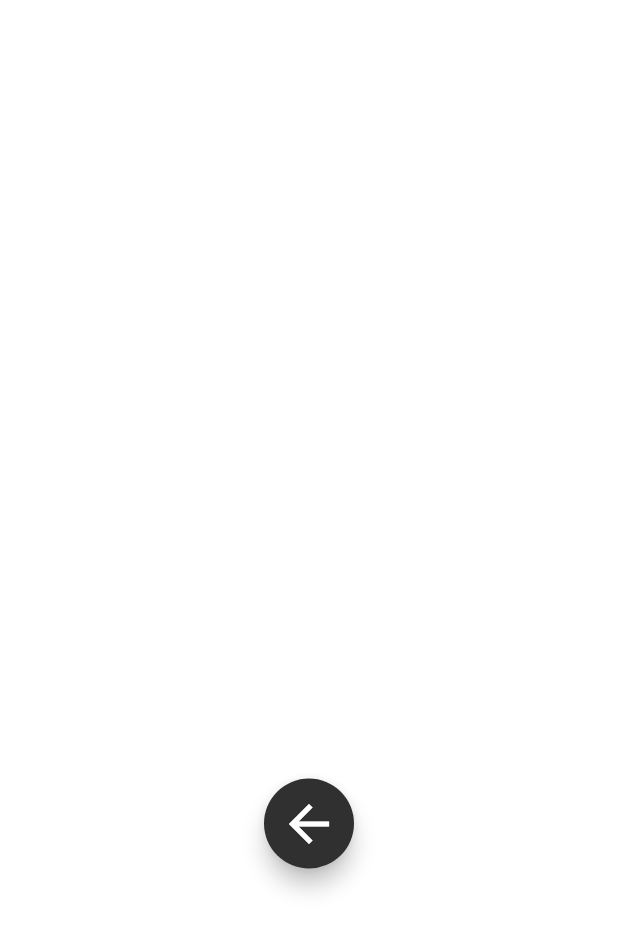
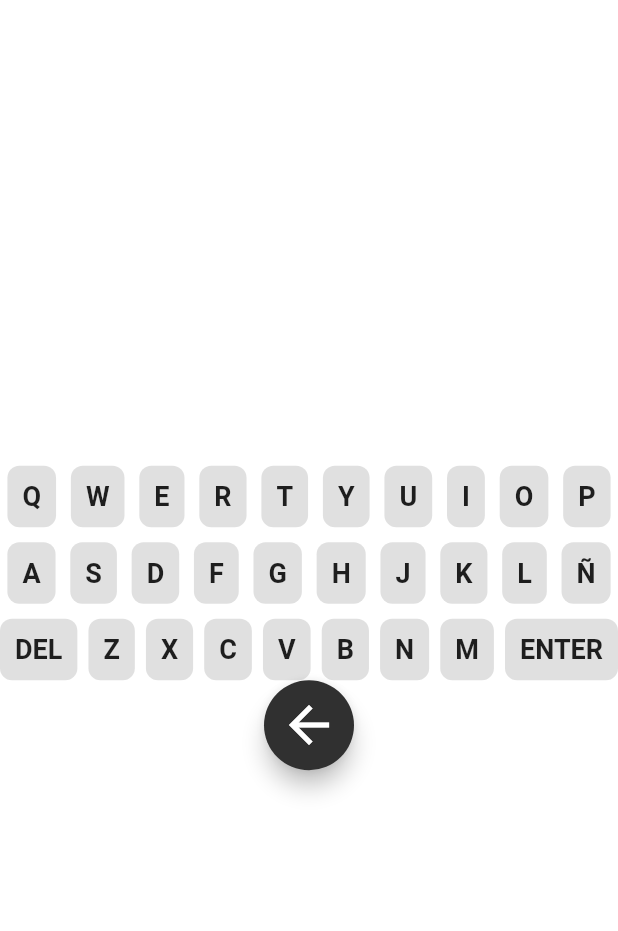
Before and after one commit to joaquinrodfer/Wordle-DSDM-UJA, a Flutter app: the PlayingPantalla screen opened directly, on a phone screen of 412 x 824 dp. Shown: the top 931 px of the screen. Run offline on Flutter 3.47's test engine with Material 2 defaults, Android fonts, the phone set to English and light mode, and no system bars; our stand-ins replace curved_navigation_bar, google_fonts.

Commit message:
Teclado añadido a la pantalla de juego

```diff
--- a/lib/playing_pantalla.dart
+++ b/lib/playing_pantalla.dart
@@ -1,4 +1,5 @@
 import 'package:flutter/material.dart';
+import 'package:wordle/widget_teclado.dart';
 
 class PlayingPantalla extends StatefulWidget {
   PlayingPantalla({Key? key}) : super(key: key);
@@ -14,18 +15,9 @@ class _PlayingPantallaState extends State<PlayingPantalla> {
       body: Container(
         alignment: Alignment.center,
         child: Column(
-          mainAxisAlignment: MainAxisAlignment.spaceEvenly,
+          mainAxisAlignment: MainAxisAlignment.center,
           children: <Widget>[
-            Column(
-              children: [
-                Text('Zona de juegos',style: Theme.of(context).primaryTextTheme.displaySmall),
-                /*DropdownButton(
-                  value: context
-                  items: Items,
-                  onChanged: (){}
-                )*/
-              ],
-            ),
+            WidgetTeclado(),
             Container(
               height: 60,
               width: 60,
--- /dev/null
+++ b/lib/widget_teclado.dart
@@ -0,0 +1,88 @@
+import 'package:flutter/cupertino.dart';
+import 'package:flutter/material.dart';
+
+class WidgetTeclado extends StatefulWidget {
+  const WidgetTeclado({Key? key}) : super(key: key);
+
+  @override
+  State<WidgetTeclado> createState() => _WidgetTecladoState();
+}
+
+class _WidgetTecladoState extends State<WidgetTeclado> {
+  List fila1 = "QWERTYUIOP".split("");
+  List fila2 = "ASDFGHJKLÑ".split("");
+  List fila3 = ["DEL","Z","X","C","V","B","N","M","ENTER"];
+
+  @override
+  Widget build(BuildContext context) {
+    return Column(
+      children: [
+        Row(
+          mainAxisAlignment: MainAxisAlignment.spaceAround,
+          children: fila1.map((e) {
+            return InkWell(
+              onTap: () {
+                print(e);
+              },
+              child: Container(
+                padding: EdgeInsets.all(10.0),
+                decoration: BoxDecoration(
+                    borderRadius: BorderRadius.circular(8.0),
+                    color: Colors.grey.shade300
+                ),
+                child: Text("${e}", style: TextStyle(
+                  fontSize: 18.0,
+                  fontWeight: FontWeight.bold,
+                ),),
+              ),
+            );
+          }).toList(),
+        ),
+        SizedBox(height: 10.0,),
+        Row(
+          mainAxisAlignment: MainAxisAlignment.spaceAround,
+          children: fila2.map((e) {
+            return InkWell(
+              onTap: () {
+                print(e);
+              },
+              child: Container(
+                padding: EdgeInsets.all(10.0),
+                decoration: BoxDecoration(
+                    borderRadius: BorderRadius.circular(8.0),
+                    color: Colors.grey.shade300
+                ),
+                child: Text("${e}", style: TextStyle(
+                  fontSize: 18.0,
+                  fontWeight: FontWeight.bold,
+                ),),
+              ),
+            );
+          }).toList(),
+        ),
+        SizedBox(height: 10.0,),
+        Row(
+          mainAxisAlignment: MainAxisAlignment.spaceBetween,
+          children: fila3.map((e) {
+            return InkWell(
+              onTap: () {
+                print(e);
+              },
+              child: Container(
+                padding: EdgeInsets.all(10.0),
+                decoration: BoxDecoration(
+                    borderRadius: BorderRadius.circular(8.0),
+                    color: Colors.grey.shade300
+                ),
+                child: Text("${e}", style: TextStyle(
+                  fontSize: 18.0,
+                  fontWeight: FontWeight.bold,
+                ),),
+              ),
+            );
+          }).toList(),
+        ),
+      ],
+    );
+  }
+}
```
